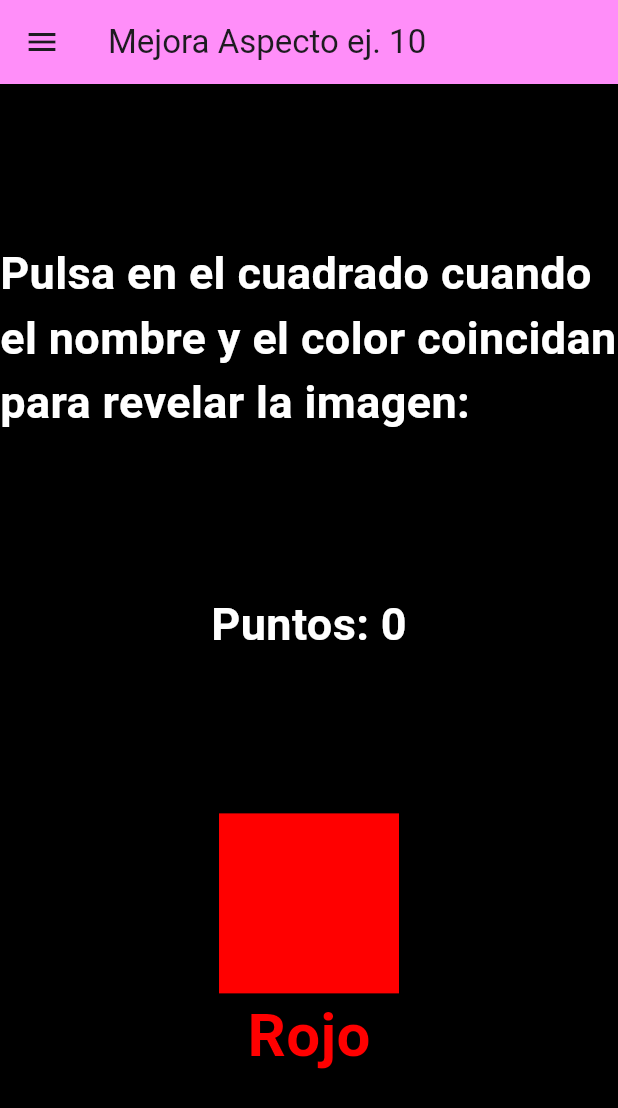
After one commit to anaxfnts/Ejercicios-Flutter, a Flutter app: the MejoraAspecto screen opened directly, in the side drawer, after a tap on "Inicio", on a phone screen of 412 x 824 dp. The commit adds this screen. Shown: the top 1108 px of the screen. Run offline on Flutter 3.47's test engine with Material 3 defaults, Android fonts, the phone set to English and light mode, and no system bars.

Commit message:
He actualizado el ej 10

```diff
--- /dev/null
+++ b/flutter_application_9/lib/mejora_aspecto.dart
@@ -0,0 +1,264 @@
+import 'package:flutter/material.dart';
+import 'package:flutter_application_9/adivina_numero_juego.dart';
+import 'dart:math';
+import 'dart:async';
+
+import 'package:flutter_application_9/formulario.dart';
+import 'package:flutter_application_9/muestra_botones.dart';
+
+class MejoraAspecto extends StatefulWidget {
+  const MejoraAspecto({Key? key}) : super(key: key);
+
+  @override
+  // ignore: library_private_types_in_public_api
+  _MejoraAspectoState createState() => _MejoraAspectoState();
+}
+
+class _MejoraAspectoState extends State<MejoraAspecto>
+    with SingleTickerProviderStateMixin {
+  int puntos = 0;
+  late String randomName;
+  late Color randomColor;
+  bool hasScored = false;
+  bool showKittenImage = false; // Nuevo booleano para controlar la visualización de la imagen del gatito1
+
+  late AnimationController _animationController;
+  late Animation<double> _animation;
+
+  var colorNames = [
+    'Azul',
+    'Verde',
+    'Naranja',
+    'Rosa',
+    'Rojo',
+    'Morado',
+    'Amarillo'
+  ];
+  var colores = [
+    const Color(0xFF0000FF),
+    const Color(0xFF00FF00),
+    const Color(0xFFFF914D),
+    const Color(0xFFFF66C4),
+    const Color(0xFFFF0000),
+    const Color(0xFF800080),
+    const Color(0xFFFBC512)
+  ];
+
+  @override
+  void initState() {
+    super.initState();
+    getColor();
+    getNombre();
+
+    _animationController =
+        AnimationController(vsync: this, duration: const Duration(seconds: 2));
+    _animation = Tween(begin: 0.0, end: 1.0).animate(_animationController);
+
+    timer();
+  }
+
+  void timer() {
+    Timer.periodic(Duration(milliseconds: establecerDuracion()), (timer) {
+      getColor();
+      getNombre();
+      hasScored = false;
+
+      if (puntos > 0 && puntos % 5 == 0) {
+        int speedMultiplier = (puntos ~/ 5) + 1;
+        _animationController.duration = Duration(seconds: 2 ~/ speedMultiplier);
+      } else {
+        _animationController.duration = const Duration(seconds: 2);
+      }
+
+      setState(() {});
+    });
+  }
+
+  int establecerDuracion() {
+    // Calcular la duración del temporizador en base a la puntuación actual
+    return 3000;
+  }
+
+  @override
+  Widget build(BuildContext context) {
+    return Scaffold(
+      appBar: AppBar(
+        title: const Text('Mejora Aspecto ej. 10'),
+        backgroundColor: const Color.fromARGB(255, 255, 142, 249),
+      ),
+      drawer: Drawer(
+        child: ListView(
+          children: <Widget>[
+            ListTile(
+              title: const Text('Inicio'),
+              onTap: () {
+                Navigator.pop(context);
+              },
+            ),
+            ListTile(
+              title: const Text('Muestrario de Botones'),
+              onTap: () {
+                Navigator.pushReplacement(
+                  context,
+                  MaterialPageRoute(
+                    builder: (context) => MuestraBotones(),
+                  ),
+                );
+              },
+            ),
+            ListTile(
+              title: const Text('Mejora Aspecto'),
+              onTap: () {
+                Navigator.pushReplacement(
+                  context,
+                  MaterialPageRoute(
+                    builder: (context) => const MejoraAspecto(),
+                  ),
+                );
+              },
+            ),
+            ListTile(
+              title: const Text('Adivina el Número'),
+              onTap: () {
+                Navigator.pushReplacement(
+                  context,
+                  MaterialPageRoute(
+                    builder: (context) => AdivinaNumeroJuego(),
+                  ),
+                );
+              },
+            ),
+            ListTile(
+              title: const Text('Formulario Nombre'),
+              onTap: () {
+                Navigator.pushReplacement(
+                  context,
+                  MaterialPageRoute(
+                    builder: (context) => Formulario(),
+                  ),
+                );
+              },
+            ),
+          ],
+        ),
+      ),
+      backgroundColor: const Color.fromARGB(255, 0, 0, 0),
+      body: Column(
+        mainAxisAlignment: MainAxisAlignment.spaceEvenly,
+        children: [
+          const Text(
+            'Pulsa en el cuadrado cuando el nombre y el color coincidan\npara revelar la imagen:',
+            style: TextStyle(
+              fontWeight: FontWeight.bold,
+              fontSize: 30,
+              color: Color.fromARGB(255, 255, 255, 255),
+            ),
+          ),
+          if (showKittenImage) // Mostrar la imagen del gatito1 solo si showKittenImage es verdadero
+            AnimatedBuilder(
+              animation: _animationController,
+              builder: (context, child) {
+                return Transform.scale(
+                  scale: _animation.value,
+                  child: Image.asset(
+                    'assets/gatito1.jpg',
+                    width: 120,
+                    height: 120,
+                  ),
+                );
+              },
+            ),
+          Text(
+            'Puntos: $puntos',
+            style: const TextStyle(
+              color: Color.fromARGB(255, 255, 255, 255),
+              fontWeight: FontWeight.bold,
+              fontSize: 30,
+            ),
+          ),
+          Center(
+            child: GestureDetector(
+              onTap: () {
+                onGiftTap(randomName, randomColor);
+              },
+              child: Column(
+                children: [
+                  Container(
+                    width: 120,
+                    color: randomColor,
+                    height: 120,
+                    child: hasScored
+                        ? const Text(' ')
+                        : const SizedBox(),
+                  ),
+                  Text(
+                    randomName,
+                    style: TextStyle(
+                      color: randomColor,
+                      fontSize: 40,
+                      fontWeight: FontWeight.bold,
+                    ),
+                  ),
+                ],
+              ),
+            ),
+          ),
+        ],
+      ),
+    );
+  }
+
+  void getColor() {
+    Random random = Random();
+    int randomNumber = random.nextInt(6);
+    randomColor = colores[randomNumber];
+  }
+
+  void getNombre() {
+    Random random = Random();
+    int randomNumber = random.nextInt(6);
+    randomName = colorNames[randomNumber];
+  }
+
+  String hexToStringConverter(Color hexColor) {
+    if (hexColor == const Color(0xFF0000FF)) {
+      return 'Azul';
+    } else if (hexColor == const Color(0xFF00FF00)) {
+      return 'Verde';
+    } else if (hexColor == const Color(0xFFFF914D)) {
+      return 'Naranja';
+    } else if (hexColor == const Color(0xFFFF66C4)) {
+      return 'Rosa';
+    } else if (hexColor == const Color(0xFFFF0000)) {
+      return 'Rojo';
+    } else if (hexColor == const Color(0xFF800080)) {
+      return 'Morado';
+    } else {
+      return 'Amarillo';
+    }
+  }
+
+  void onGiftTap(String name, Color color) {
+    if (!hasScored) {
+      var colorToString = hexToStringConverter(color);
+
+      if (name == colorToString) {
+        puntos++;
+        hasScored = true;
+        showKittenImage = true; // Establecer showKittenImage a verdadero cuando el usuario acierta el color
+        _animationController.reset();
+        _animationController.forward();
+      } else {
+        puntos--;
+      }
+
+      setState(() {});
+    }
+  }
+
+  @override
+  void dispose() {
+    _animationController.dispose();
+    super.dispose();
+  }
+}
--- a/flutter_application_9/pubspec.yaml
+++ b/flutter_application_9/pubspec.yaml
@@ -58,10 +58,8 @@ flutter:
   # the material Icons class.
   uses-material-design: true
 
-  # To add assets to your application, add an assets section, like this:
-  # assets:
-  #   - images/a_dot_burr.jpeg
-  #   - images/a_dot_ham.jpeg
+  assets:
+   - assets/gatito1.jpg
 
   # An image asset can refer to one or more resolution-specific "variants", see
   # https://flutter.dev/assets-and-images/#resolution-aware
```
Also changed, not shown: flutter_application_9/lib/adivina_numero_juego.dart (+12 -0 lines), flutter_application_9/lib/formulario.dart (+12 -1 lines), flutter_application_9/lib/home_page.dart (+12 -0 lines), flutter_application_9/lib/muestra_botones.dart (+12 -0 lines), flutter_application_9/assets/gatito1.jpg (added).
